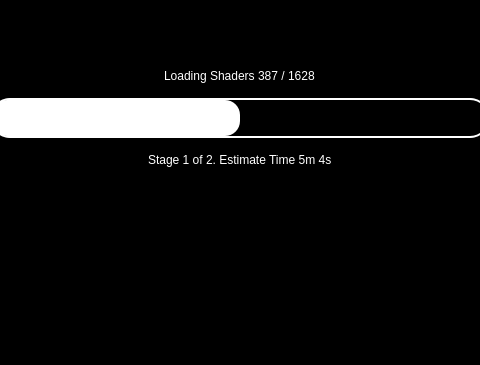
rorrim-rorrim/eden-alt, file src/yuzu/loading_screen.ui: the form before one commit; both pictures show x 133 to 613 and y 130 to 495 of the 746 by 495 pixel window.
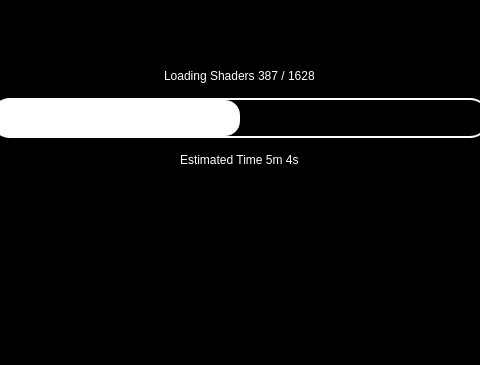
The form after the commit.

Commit message: QT: Fix the loading screen 'H' switch logo to not glitch out

Diff of the .ui file:
```diff
--- a/src/yuzu/loading_screen.ui
+++ b/src/yuzu/loading_screen.ui
@@ -132,7 +132,7 @@
 font: 75 15pt &quot;Arial&quot;;</string>
           </property>
           <property name="text">
-           <string>Stage 1 of 2. Estimate Time 5m 4s</string>
+           <string>Estimated Time 5m 4s</string>
           </property>
          </widget>
         </item>
```
Left out of the diff: 3 changed lines with no effect on the pictures.
